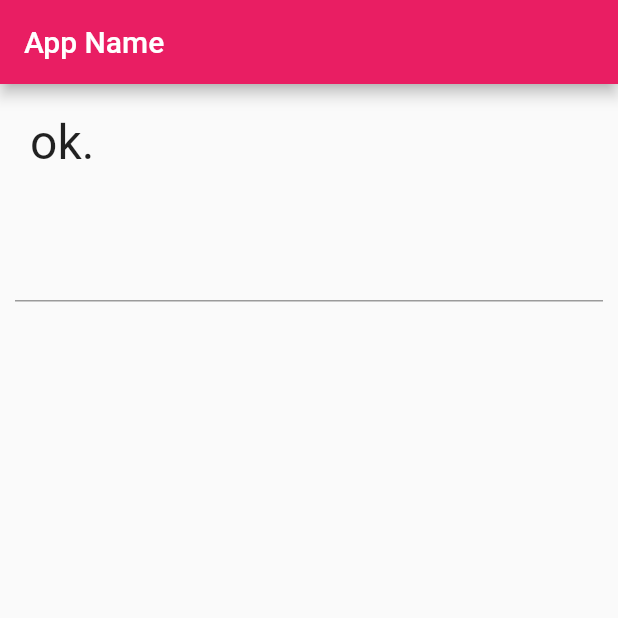
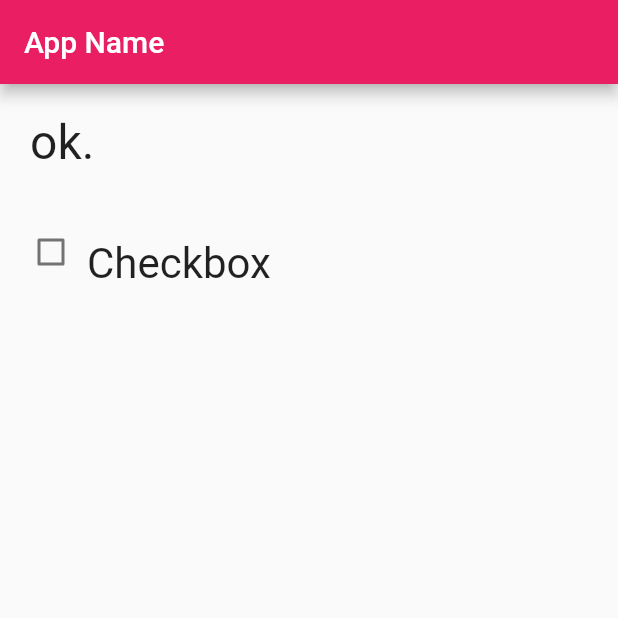
Before and after one commit to hirossk/flutter_app, a Flutter app: the screen it shows after launch, on a phone screen of 412 x 824 dp, the top half of it. Run offline on Flutter 3.47's test engine with Material 2 defaults, Android fonts, the phone set to English and light mode, and no system bars.

Commit message:
chapter3-10-1

```diff
--- a/lib/main.dart
+++ b/lib/main.dart
@@ -29,7 +29,7 @@ class MyHomePage extends StatefulWidget {
 
 class _MyHomePageState extends State<MyHomePage> {
   static var _message = 'ok.';
-  static final _controller = TextEditingController();
+  static var _checked = false;
 
   @override
   Widget build(BuildContext context) {
@@ -54,26 +54,34 @@ class _MyHomePageState extends State<MyHomePage> {
               ),
             ),
             Padding(
-              padding: const EdgeInsets.all(10.0),
-              child: TextField(
-                onChanged: textChanged,
-                controller: _controller,
-                style: const TextStyle(
-                    fontSize: 28.0,
-                    color: Color(0xffFF0000),
-                    fontWeight: FontWeight.w400,
-                    fontFamily: "Roboto"),
-              ),
-            ),
+                padding: const EdgeInsets.all(10.0),
+                child: Row(
+                    mainAxisAlignment: MainAxisAlignment.start,
+                    mainAxisSize: MainAxisSize.max,
+                    crossAxisAlignment: CrossAxisAlignment.end,
+                    children: <Widget>[
+                      Checkbox(
+                        value: _checked,
+                        onChanged: checkChanged,
+                      ),
+                      const Text(
+                        "Checkbox",
+                        style: TextStyle(
+                            fontSize: 28.0,
+                            fontWeight: FontWeight.w400,
+                            fontFamily: "Roboto"),
+                      )
+                    ])),
           ],
         ),
       ),
     );
   }
 
-  void textChanged(String val) {
+  void checkChanged(bool? value) {
     setState(() {
-      _message = val.toUpperCase();
+      _checked = value!;
+      _message = value ? 'checked!' : 'not checked...';
     });
   }
 }
```
